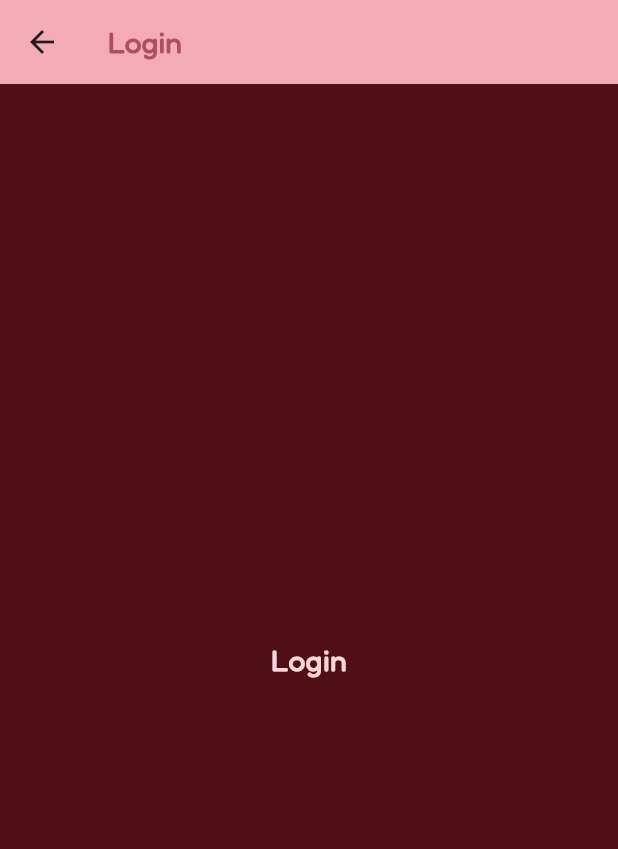
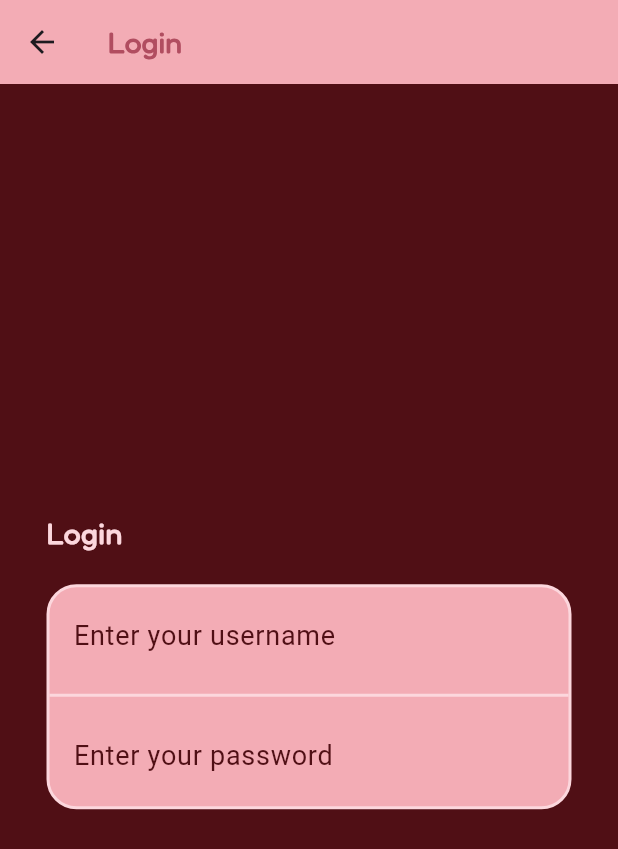
Before and after one commit to elviazamora338/app_2024, a Flutter app: the screen it shows after launch, after a tap on "Login", on a phone screen of 412 x 824 dp. Shown: the top 849 px of the screen. Run offline on Flutter 3.47's test engine with Material 3 defaults, Android fonts, the phone set to English and light mode, and no system bars; Roboto replaces fonts that are missing (Montserrat-Regular).

Commit message:
login screen

```diff
--- a/lib/screens/login_screen.dart
+++ b/lib/screens/login_screen.dart
@@ -20,14 +20,21 @@ class _LoginScreenState extends State<LoginScreen> {
         ),
         backgroundColor: const Color(0xFFF3ACB5),
       ),
-      backgroundColor: Color(0xFF500F15),
-      body: const Center(
+      backgroundColor: const Color(0xFF500F15),
+      // my body
+      body:  Center(
+        // creating a column
         child: Column(
+          // making sure it's in the center of screen
           mainAxisAlignment: MainAxisAlignment.center,
+          crossAxisAlignment: CrossAxisAlignment.start, // Aligns children to the left
+          // children of the column
           children:
           [
-            // const SizedBox(height: 80),
-            Text("Login",
+            // the text title is login
+            const Text("Login",
+            // this was not working >:(
+              // textAlign: TextAlign.left,
               style: TextStyle(
                 color: Color(0xFFFCD7DD),
                 fontSize: 20,
@@ -35,7 +42,70 @@ class _LoginScreenState extends State<LoginScreen> {
                 fontWeight: FontWeight.bold,
               ),
             ),
-
+            // some spacing
+            const SizedBox(height: 20),
+            // a container for the textfields
+            Container(
+              width: 350,
+              height: 150,
+              // some decoration
+              decoration: BoxDecoration(
+                color: const Color(0xFFF3ACB5),
+                borderRadius: BorderRadius.circular(20),
+                border: Border.all(
+                  color: const Color(0xFFFCD7DD),
+                  width: 2,
+                ),
+                // chaning the color of the shadow
+                // boxShadow: const [
+                //   BoxShadow(
+                //     color: Color(0xFFFCD7DD),
+                //     blurRadius: 10,
+                //     offset: Offset(0, 5),
+                //   ),
+                // ],
+              ),
+              // the children of the container
+              child: const Column(
+                children: [
+                  // the listtile for the username
+                  ListTile(
+                    title: TextField(
+                      decoration: InputDecoration(
+                        hintText: "Enter your username",
+                        hintStyle: TextStyle(
+                          color: Color(0xFF500F15),
+                          fontSize: 18,
+                          fontFamily: "Montserrat-Regular",
+                        ),
+                        border: InputBorder.none,
+                      ),
+                    ),
+                  ),
+                  // divider between username and password
+                  Divider(
+                    color: Color(0xFFFCD7DD),
+                    thickness: 2,
+                  ),
+                  // the listtile for the password
+                  ListTile(
+                    title: TextField(
+                      // hides password
+                      obscureText: true,
+                      decoration: InputDecoration(
+                        hintText: "Enter your password",
+                        hintStyle: TextStyle(
+                          color: Color(0xFF500F15),
+                          fontSize: 18,
+                          fontFamily: "Montserrat-Regular",
+                        ),
+                        border: InputBorder.none,
+                      ),
+                    ),
+                  ),
+                ],
+              ),
+            ),
           ],
         ),
       ),
```
